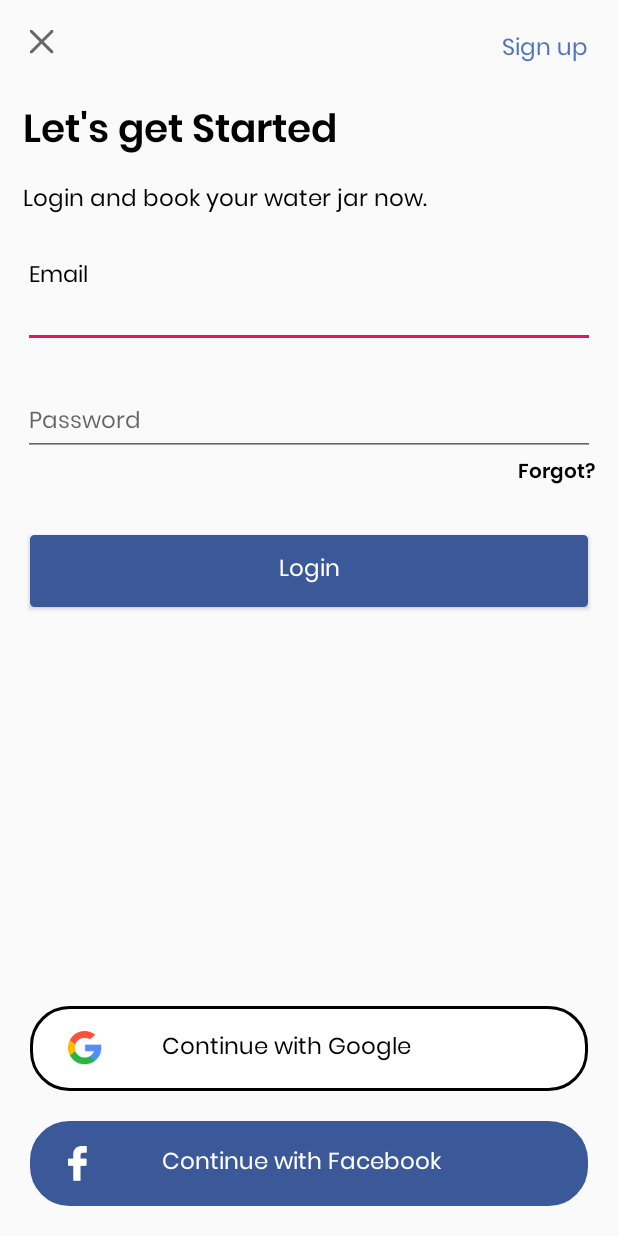
After one commit to adhikari-jagdish/PaniOnline, an Android app: the LoginActivity screen opened directly, with no data from a screen before it, on a phone screen of 412 x 824 dp. The commit adds this screen. Run offline under Robolectric (Android 15) with nearby library versions, the phone set to English and light mode, and no system bars; our stand-ins replace data binding.

Commit message:
Login Screen UI

```diff
--- a/app/src/main/AndroidManifest.xml
+++ b/app/src/main/AndroidManifest.xml
@@ -11,6 +11,7 @@
         android:supportsRtl="true"
         android:theme="@style/AppTheme"
         tools:ignore="GoogleAppIndexingWarning">
+        <activity android:name=".view.ui.login.LoginActivity"></activity>
         <activity android:name=".view.ui.splash.SplashActivity">
             <intent-filter>
                 <action android:name="android.intent.action.MAIN" />
--- /dev/null
+++ b/app/src/main/java/com/jstudio/panionline/view/ui/login/LoginActivity.java
@@ -0,0 +1,21 @@
+package com.jstudio.panionline.view.ui.login;
+
+import androidx.appcompat.app.AppCompatActivity;
+import androidx.databinding.DataBindingUtil;
+
+import android.os.Bundle;
+
+import com.jstudio.panionline.R;
+import com.jstudio.panionline.databinding.ActivityLoginBinding;
+
+public class LoginActivity extends AppCompatActivity {
+    private ActivityLoginBinding mBinding;
+
+    @Override
+    protected void onCreate(Bundle savedInstanceState) {
+        super.onCreate(savedInstanceState);
+        mBinding = DataBindingUtil.setContentView(this, R.layout.activity_login);
+    }
+
+
+}
--- /dev/null
+++ b/app/src/main/res/drawable/black_border_rectangle_drawable.xml
@@ -0,0 +1,8 @@
+<?xml version="1.0" encoding="utf-8"?>
+<shape xmlns:android="http://schemas.android.com/apk/res/android">
+    <stroke
+        android:width="2dp"
+        android:color="@android:color/black" />
+    <solid android:color="@android:color/white" />
+    <corners android:radius="@dimen/dp25" />
+</shape>
--- /dev/null
+++ b/app/src/main/res/drawable/blue_backround_rectangle_drawable.xml
@@ -0,0 +1,8 @@
+<?xml version="1.0" encoding="utf-8"?>
+<shape xmlns:android="http://schemas.android.com/apk/res/android">
+    <stroke
+        android:width="2dp"
+        android:color="@color/color_3b5998" />
+    <solid android:color="@color/color_3b5998" />
+    <corners android:radius="@dimen/dp25" />
+</shape>
--- /dev/null
+++ b/app/src/main/res/drawable/primary_color_backround_rectangle_drawable.xml
@@ -0,0 +1,8 @@
+<?xml version="1.0" encoding="utf-8"?>
+<shape xmlns:android="http://schemas.android.com/apk/res/android">
+    <stroke
+        android:width="2dp"
+        android:color="@color/colorPrimary" />
+    <solid android:color="@color/colorPrimary" />
+    <corners android:radius="@dimen/dp2"/>
+</shape>
--- /dev/null
+++ b/app/src/main/res/layout/activity_login.xml
@@ -0,0 +1,222 @@
+<?xml version="1.0" encoding="utf-8"?>
+
+<layout xmlns:android="http://schemas.android.com/apk/res/android"
+    xmlns:app="http://schemas.android.com/apk/res-auto"
+    xmlns:tools="http://schemas.android.com/tools">
+
+    <androidx.constraintlayout.widget.ConstraintLayout
+        android:layout_width="match_parent"
+        android:layout_height="match_parent"
+        tools:context=".view.ui.login.LoginActivity">
+
+        <ImageView
+            android:id="@+id/cross_iv"
+            android:layout_width="wrap_content"
+            android:layout_height="wrap_content"
+            android:padding="@dimen/dp20"
+            android:src="@drawable/component"
+            app:layout_constraintStart_toStartOf="parent"
+            app:layout_constraintTop_toTopOf="parent" />
+
+        <TextView
+            android:id="@+id/signup_tv"
+            android:layout_width="@dimen/dp0"
+            android:layout_height="wrap_content"
+            android:padding="@dimen/dp20"
+            android:text="@string/signup"
+            android:textAppearance="@style/Regular_black_18_text"
+            android:textSize="@dimen/text_15"
+            app:layout_constraintEnd_toEndOf="parent"
+            app:layout_constraintTop_toTopOf="parent" />
+
+        <ScrollView
+            android:layout_width="0dp"
+            android:layout_height="0dp"
+            android:fillViewport="true"
+            app:layout_constraintTop_toBottomOf="@id/cross_iv"
+            app:layout_constraintStart_toStartOf="parent"
+            app:layout_constraintEnd_toEndOf="parent"
+            app:layout_constraintBottom_toBottomOf="parent"
+            >
+
+            <androidx.constraintlayout.widget.ConstraintLayout
+                android:layout_width="match_parent"
+                android:layout_height="wrap_content">
+
+                <TextView
+                    android:id="@+id/lets_get_started_tv"
+                    android:layout_width="match_parent"
+                    android:layout_height="wrap_content"
+                    android:layout_marginStart="@dimen/dp15"
+                    android:layout_marginTop="@dimen/dp10"
+                    android:text="@string/let_get_started"
+                    android:textAppearance="@style/Semibold_black_18_text"
+                    android:textColor="@android:color/black"
+                    android:textSize="@dimen/text_26"
+                    app:layout_constraintTop_toTopOf="parent"
+                    app:layout_constraintStart_toStartOf="parent"
+                    />
+
+                <TextView
+                    android:id="@+id/tvDescription"
+                    android:layout_width="wrap_content"
+                    android:layout_height="wrap_content"
+                    android:layout_marginStart="@dimen/dp15"
+                    android:layout_marginTop="@dimen/dp10"
+                    android:text="@string/login_book"
+                    android:textAppearance="@style/Regular_black_18_text"
+                    android:textColor="@android:color/black"
+                    android:textSize="@dimen/text_15"
+                    app:layout_constraintStart_toStartOf="parent"
+                    app:layout_constraintTop_toBottomOf="@id/lets_get_started_tv"
+                    />
+
+                <com.google.android.material.textfield.TextInputLayout
+                    android:id="@+id/email_til"
+                    android:layout_width="0dp"
+                    android:layout_height="wrap_content"
+                    android:layout_marginTop="@dimen/dp25"
+                    app:hintTextAppearance="@style/TextAppearance.App.TextInputLayout"
+                    android:paddingStart="@dimen/dp15"
+                    android:paddingEnd="@dimen/dp15"
+                    app:layout_constraintTop_toBottomOf="@id/tvDescription"
+                    app:layout_constraintStart_toStartOf="parent"
+                    app:layout_constraintEnd_toEndOf="parent"
+                    >
+
+                    <com.google.android.material.textfield.TextInputEditText
+                        android:id="@+id/email_et"
+                        style="@style/TextInputLayout"
+                        android:hint="@string/email"
+                        android:maxLength="@integer/max_length_50"
+                        android:inputType="textEmailAddress" />
+                </com.google.android.material.textfield.TextInputLayout>
+
+                <com.google.android.material.textfield.TextInputLayout
+                    android:layout_width="match_parent"
+                    android:layout_height="wrap_content"
+                    android:layout_marginTop="@dimen/dp10"
+                    app:hintTextAppearance="@style/TextAppearance.App.TextInputLayout"
+                    android:paddingStart="@dimen/dp15"
+                    android:paddingEnd="@dimen/dp15"
+                    app:layout_constraintTop_toBottomOf="@id/email_til"
+                    app:layout_constraintStart_toStartOf="parent"
+                    app:layout_constraintEnd_toEndOf="parent"
+                    android:id="@+id/pw_til"
+                    >
+
+                    <com.google.android.material.textfield.TextInputEditText
+                        android:id="@+id/password_et"
+                        style="@style/TextInputLayout"
+                        android:hint="@string/password"
+                        android:maxLength="@integer/max_length_20"
+                        android:inputType="textPassword" />
+                </com.google.android.material.textfield.TextInputLayout>
+
+                <TextView
+                    android:id="@+id/forgot_tv"
+                    android:layout_width="wrap_content"
+                    android:layout_height="wrap_content"
+                    android:layout_marginEnd="@dimen/dp15"
+                    android:text="@string/forgot"
+                    android:textAppearance="@style/Semibold_black_18_text"
+                    android:textColor="@android:color/black"
+                    android:textSize="@dimen/text_13"
+                    app:layout_constraintTop_toBottomOf="@id/pw_til"
+                    app:layout_constraintEnd_toEndOf="parent"
+                    />
+
+                <Button
+                    android:id="@+id/login_btn"
+                    style="@style/SigninButton"
+                    android:layout_marginLeft="@dimen/dp20"
+                    android:layout_marginTop="@dimen/dp30"
+                    android:layout_marginRight="@dimen/dp20"
+                    android:text="@string/login"
+                    app:layout_constraintTop_toBottomOf="@id/forgot_tv"
+                    app:layout_constraintStart_toStartOf="parent"
+                    app:layout_constraintEnd_toEndOf="parent"
+                    />
+
+                <TextView
+                    android:layout_width="0dp"
+                    android:layout_height="0dp"
+                    android:gravity="center"
+                    android:minHeight="@dimen/dp50"
+                    android:paddingTop="@dimen/dp10"
+                    android:paddingBottom="@dimen/dp10"
+                    android:text="@string/or"
+                    android:textAppearance="@style/Regular_black_18_text"
+                    android:textColor="@color/black"
+                    android:textSize="@dimen/text_15"
+                    app:layout_constraintTop_toBottomOf="@id/login_btn"
+                    app:layout_constraintStart_toStartOf="parent"
+                    app:layout_constraintEnd_toEndOf="parent"
+                    />
+
+            <androidx.constraintlayout.widget.ConstraintLayout
+                android:layout_width="match_parent"
+                android:layout_height="wrap_content"
+                android:layout_margin="@dimen/dp20"
+                app:layout_constraintStart_toStartOf="parent"
+                app:layout_constraintEnd_toEndOf="parent"
+                app:layout_constraintBottom_toTopOf="@id/continue_with_fb_btn"
+                android:padding="@dimen/dp15"
+                android:background="@drawable/black_border_rectangle_drawable">
+
+                <TextView
+                    android:layout_width="wrap_content"
+                    android:layout_height="wrap_content"
+                    android:layout_gravity="center"
+                    android:layout_marginStart="@dimen/dp10"
+                    android:layout_marginEnd="@dimen/dp35"
+                    android:drawableStart="@drawable/google"
+                    android:drawablePadding="@dimen/dp40"
+                    android:gravity="center"
+                    app:layout_constraintStart_toStartOf="parent"
+                    app:layout_constraintTop_toTopOf="parent"
+                    android:text="@string/continue_with_google"
+                    android:textAppearance="@style/Regular_black_18_text"
+                    android:textColor="@color/black"
+                    android:textSize="@dimen/text_15"
+                    />
+
+            </androidx.constraintlayout.widget.ConstraintLayout>
+
+                <androidx.constraintlayout.widget.ConstraintLayout
+                    android:layout_width="match_parent"
+                    android:layout_height="wrap_content"
+                    android:layout_margin="@dimen/dp20"
+                    app:layout_constraintStart_toStartOf="parent"
+                    app:layout_constraintEnd_toEndOf="parent"
+                    app:layout_constraintBottom_toBottomOf="parent"
+                    android:padding="@dimen/dp15"
+                    android:id="@+id/continue_with_fb_btn"
+                    android:background="@drawable/blue_backround_rectangle_drawable">
+
+                    <TextView
+                        android:layout_width="match_parent"
+                        android:layout_height="wrap_content"
+                        android:layout_gravity="center"
+                        android:layout_marginStart="@dimen/dp10"
+                        android:layout_marginEnd="@dimen/dp35"
+                        android:drawableStart="@drawable/facebook_logo"
+                        android:drawablePadding="@dimen/dp50"
+                        android:text="@string/continue_with_facebook"
+                        android:textAppearance="@style/Regular_black_18_text"
+                        android:textColor="@android:color/white"
+                        android:textSize="@dimen/text_15"
+                        app:layout_constraintBottom_toBottomOf="parent"
+                        app:layout_constraintStart_toStartOf="parent"
+                        app:layout_constraintEnd_toEndOf="parent"
+                        />
+
+                </androidx.constraintlayout.widget.ConstraintLayout>
+
+
+
+
+            </androidx.constraintlayout.widget.ConstraintLayout>
+        </ScrollView>
+    </androidx.constraintlayout.widget.ConstraintLayout>
+</layout>
--- a/app/src/main/res/values/colors.xml
+++ b/app/src/main/res/values/colors.xml
@@ -1,7 +1,7 @@
 <?xml version="1.0" encoding="utf-8"?>
 <resources>
-    <color name="colorPrimary">#008577</color>
-    <color name="colorPrimaryDark">#00574B</color>
+    <color name="colorPrimary">#3b5998</color>
+    <color name="colorPrimaryDark">#314F8C</color>
 
     <color name="colorAccent">#D81B60</color>
     <color name="color_gradient_fb3163">#fb3163</color>
@@ -15,4 +15,6 @@
     <color name="colorPinkDark">#93073f</color>
     <color name="black">#000000</color>
     <color name="white">#ffffff</color>
+    <color name="color_5074BD">#5074BD</color>
+    <color name="color_3b5998">#3b5998</color>
 </resources>
--- a/app/src/main/res/values/dimens.xml
+++ b/app/src/main/res/values/dimens.xml
@@ -68,6 +68,7 @@
     <dimen name="text_22">22sp</dimen>
     <dimen name="text_23">23sp</dimen>
     <dimen name="text_25">25sp</dimen>
+    <dimen name="text_26">26sp</dimen>
     <dimen name="text_28">28sp</dimen>
     <dimen name="text_29">29sp</dimen>
     <dimen name="text_30">30sp</dimen>
--- /dev/null
+++ b/app/src/main/res/values/integer.xml
@@ -0,0 +1,14 @@
+<?xml version="1.0" encoding="utf-8"?>
+<resources>
+
+    <item type="integer" name="max_length_20">20</item>
+    <item type="integer" name="max_length_50">50</item>
+    <item type="integer" name="max_length_15">15</item>
+    <item type="integer" name="max_image_count">5</item>
+    <item type="integer" name="max_video_count">1</item>
+    <item type="integer" name="maxVideoDuration">15</item>
+
+    <item type="integer" name="max_length_30">30</item>
+    <item type="integer" name="minNameCount">2</item>
+
+</resources>
--- a/app/src/main/res/values/strings.xml
+++ b/app/src/main/res/values/strings.xml
@@ -9,4 +9,15 @@
     <string name="book_appointment_to_recieve">Book an appointment to receive a range of services from an agent or a business nearby.</string>
     <string name="enjoy_services">Enjoy services from the comfort of your own home.</string>
 
+    <!--Login Screen -->
+    <string name="signup">Sign up</string>
+    <string name="let_get_started">Let\'s get Started</string>
+    <string name="login_book">Login and book your water jar now.</string>
+    <string name="email">Email</string>
+    <string name="password">Password</string>
+    <string name="forgot">Forgot?</string>
+    <string name="login">Login</string>
+    <string name="continue_with_facebook">Continue with Facebook</string>
+    <string name="continue_with_google">Continue with Google</string>
+    <string name="or">OR</string>
 </resources>
--- a/app/src/main/res/values/styles.xml
+++ b/app/src/main/res/values/styles.xml
@@ -17,4 +17,49 @@
         <item name="android:layout_marginBottom">@dimen/dp18</item>
     </style>
 
+    <!--Text Formating Styled-->
+    <style name="Regular_black_18_text">
+        <item name="android:fontFamily">@font/poppins_regular</item>
+        <item name="android:textSize">@dimen/text_18</item>
+        <item name="android:textColor">@color/color_5074BD</item>
+    </style>
+
+    <style name="Semibold_black_18_text">
+        <item name="android:fontFamily">@font/poppins_semibold</item>
+        <item name="android:textSize">@dimen/text_18</item>
+        <item name="android:textColor">@android:color/black</item>
+    </style>
+
+
+
+    <!--TextInpur Layout Formating-->
+    <style name="TextAppearance.App.TextInputLayout" parent="@android:style/TextAppearance">
+        <item name="android:textColor">@color/black</item>
+        <item name="android:textSize">@dimen/text_15</item>
+        <item name="android:fontFamily">@font/poppins_light</item>
+    </style>
+
+    <style name="TextInputLayout" >
+        <item name="android:layout_width">match_parent</item>
+        <item name="android:layout_height">wrap_content</item>
+        <item name="android:textColor">@android:color/black</item>
+        <item name="android:textColorHint">@android:color/black</item>
+        <item name="android:singleLine">true</item>
+        <item name="android:digits">,@.-&amp;#(/)*qwertzuiopasdfghjklyxcvbnm,QWERTYUIOPASDFGHJKLZXCVBNM,0123456789</item>
+        <item name="android:textSize">@dimen/text_15</item>
+        <item name="android:textAppearance">@style/Regular_black_18_text</item>
+    </style>
+
+
+    <!--Buttons-->
+    <style name="SigninButton">
+        <item name="android:layout_width">match_parent</item>
+        <item name="android:layout_height">wrap_content</item>
+        <item name="android:textColor">@android:color/white</item>
+        <item name="android:background">@drawable/primary_color_backround_rectangle_drawable</item>
+        <item name="android:textAllCaps">false</item>
+        <item name="android:textSize">@dimen/text_15</item>
+        <item name="android:textAppearance">@style/Regular_black_18_text</item>
+    </style>
+
 </resources>
```
Also changed, not shown: app/src/main/res/drawable-xhdpi/component.png (added), app/src/main/res/drawable-xhdpi/facebook_logo.png (added), app/src/main/res/drawable-xhdpi/google.png (added), app/src/main/res/font/poppins_black.ttf (added), app/src/main/res/font/poppins_bold.ttf (added), app/src/main/res/font/poppins_light.ttf (added), app/src/main/res/font/poppins_medium.ttf (added), app/src/main/res/font/poppins_regular.ttf (added), app/src/main/res/font/poppins_semibold.ttf (added).
